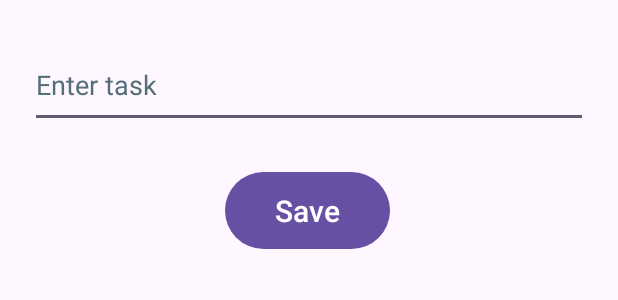
After one commit to deepakdnayak/ToDo-App, an Android app: the layout dailogueform.xml on its own in the app's theme, with its tools: preview values and no code run, on a phone screen of 412 x 824 dp. The commit adds this screen. Shown: the top 300 px of the screen. Run offline under Robolectric (Android 15) with nearby library versions, the phone set to English and light mode, and no system bars.

Commit message:
Added Dailogue Box

```diff
--- a/app/src/main/AndroidManifest.xml
+++ b/app/src/main/AndroidManifest.xml
@@ -14,6 +14,7 @@
         tools:targetApi="31">
         <activity
             android:name=".MainActivity"
+            android:windowSoftInputMode="adjustResize"
             android:exported="true">
             <intent-filter>
                 <action android:name="android.intent.action.MAIN" />
--- /dev/null
+++ b/app/src/main/res/layout/dailogueform.xml
@@ -0,0 +1,35 @@
+<?xml version="1.0" encoding="utf-8"?>
+<RelativeLayout xmlns:android="http://schemas.android.com/apk/res/android"
+    android:layout_width="match_parent"
+    android:layout_height="wrap_content">
+
+    <EditText
+        android:id="@+id/editTextTask"
+        android:layout_width="wrap_content"
+        android:layout_height="57dp"
+        android:layout_alignParentStart="true"
+        android:layout_alignParentTop="true"
+        android:layout_alignParentEnd="true"
+        android:layout_marginStart="20dp"
+        android:layout_marginTop="28dp"
+        android:layout_marginEnd="20dp"
+        android:hint="Enter task"
+        android:inputType="text"
+        android:textColorHint="#546E7A" />
+
+    <Button
+        android:id="@+id/saveTaskButton"
+        android:layout_width="wrap_content"
+        android:layout_height="59dp"
+        android:layout_below="@+id/editTextTask"
+        android:layout_alignParentStart="true"
+        android:layout_alignParentEnd="true"
+        android:layout_gravity="center_horizontal"
+        android:layout_marginStart="150dp"
+        android:layout_marginTop="25dp"
+        android:layout_marginEnd="152dp"
+        android:layout_marginBottom="20dp"
+        android:text="Save"
+        android:textSize="20sp" />
+
+</RelativeLayout>
```
Also changed, not shown: app/src/main/java/com/example/todolist/MainActivity.kt (+43 -8 lines), app/src/main/java/com/example/todolist/TaskAdapter.kt (added, +27 -0 lines), app/src/main/res/layout/activity_main.xml (+15 -15 lines), app/src/main/res/layout/task_card.xml (+11 -4 lines).
